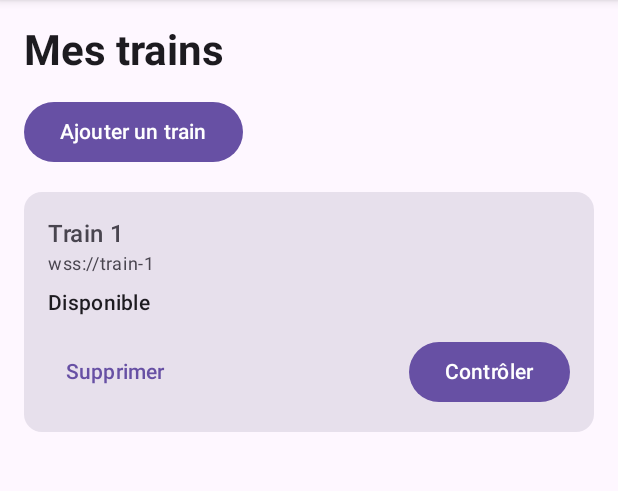
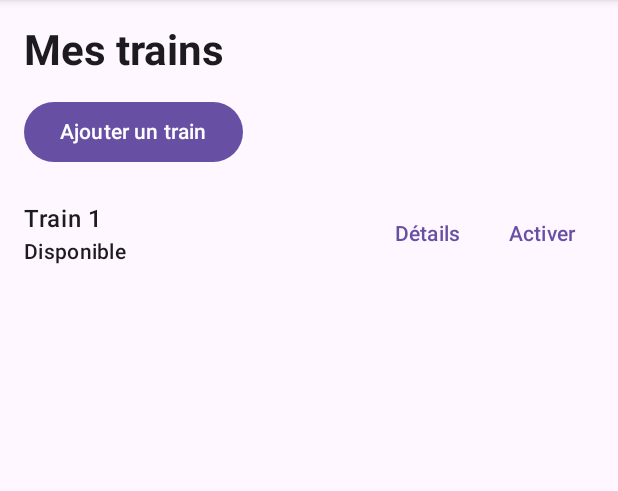
Before and after one commit to vincer88/minitrain, an Android app built with Jetpack Compose: the screen it shows after launch (MainActivity), after a tap on "Ajouter un train", on a phone screen of 412 x 824 dp, the part 84-575 px from its top. Run offline under Robolectric (Android 15) with nearby library versions, the phone set to English and light mode, and no system bars.

Commit message:
Refactor train selection list and add details action

```diff
--- a/android-app/app/src/main/kotlin/com/minitrain/app/ui/TrainSelectionScreen.kt
+++ b/android-app/app/src/main/kotlin/com/minitrain/app/ui/TrainSelectionScreen.kt
@@ -7,11 +7,10 @@ import androidx.compose.foundation.layout.Spacer
 import androidx.compose.foundation.layout.fillMaxWidth
 import androidx.compose.foundation.layout.height
 import androidx.compose.foundation.layout.padding
+import androidx.compose.foundation.layout.width
 import androidx.compose.foundation.lazy.LazyColumn
 import androidx.compose.foundation.lazy.items
 import androidx.compose.material3.Button
-import androidx.compose.material3.Card
-import androidx.compose.material3.CardDefaults
 import androidx.compose.material3.MaterialTheme
 import androidx.compose.material3.Text
 import androidx.compose.material3.TextButton
@@ -20,6 +19,7 @@ import androidx.compose.runtime.LaunchedEffect
 import androidx.compose.runtime.collectAsState
 import androidx.compose.runtime.getValue
 import androidx.compose.ui.Modifier
+import androidx.compose.ui.Alignment
 import androidx.compose.ui.platform.testTag
 import androidx.compose.ui.text.font.FontWeight
 import androidx.compose.ui.unit.dp
@@ -32,6 +32,7 @@ fun TrainSelectionRoute(
     onTrainSelected: (TrainEndpoint) -> Unit,
     onTrainUnavailable: (TrainEndpoint) -> Unit = {},
     onTrainAvailable: (TrainEndpoint) -> Unit = {},
+    onShowDetails: (TrainEndpoint) -> Unit = {},
     onDismissControl: (TrainEndpoint) -> Unit = {},
     controlOverlay: @Composable (TrainEndpoint, () -> Unit) -> Unit = { _, _ -> },
     modifier: Modifier = Modifier
@@ -45,6 +46,7 @@ fun TrainSelectionRoute(
                 is TrainSelectionEvent.ControlScreenRequested -> onTrainSelected(event.endpoint)
                 is TrainSelectionEvent.TrainLost -> onTrainUnavailable(event.endpoint)
                 is TrainSelectionEvent.TrainAvailable -> onTrainAvailable(event.endpoint)
+                is TrainSelectionEvent.DetailsRequested -> onShowDetails(event.endpoint)
             }
         }
     }
@@ -52,8 +54,8 @@ fun TrainSelectionRoute(
     TrainSelectionScreen(
         state = state,
         onAddTrain = viewModel::addTrain,
-        onRemoveTrain = viewModel::removeTrain,
         onSelectTrain = viewModel::selectTrain,
+        onShowDetails = viewModel::showDetails,
         modifier = modifier
     )
 
@@ -66,8 +68,8 @@ fun TrainSelectionRoute(
 fun TrainSelectionScreen(
     state: TrainSelectionUiState,
     onAddTrain: () -> Unit,
-    onRemoveTrain: (String) -> Unit,
     onSelectTrain: (String) -> Unit,
+    onShowDetails: (String) -> Unit,
     modifier: Modifier = Modifier
 ) {
     Column(modifier = modifier.padding(16.dp)) {
@@ -87,13 +89,12 @@ fun TrainSelectionScreen(
                 style = MaterialTheme.typography.bodyMedium
             )
         } else {
-            LazyColumn(verticalArrangement = Arrangement.spacedBy(12.dp)) {
+            LazyColumn(verticalArrangement = Arrangement.spacedBy(8.dp)) {
                 items(state.trains, key = { it.endpoint.id }) { train ->
-                    TrainCard(
+                    TrainRow(
                         item = train,
-                        isSelected = state.selectedTrainId == train.endpoint.id,
-                        onRemoveTrain = onRemoveTrain,
-                        onSelectTrain = onSelectTrain
+                        onSelectTrain = onSelectTrain,
+                        onShowDetails = onShowDetails
                     )
                 }
             }
@@ -102,30 +103,24 @@ fun TrainSelectionScreen(
 }
 
 @Composable
-private fun TrainCard(
+private fun TrainRow(
     item: TrainItemUiState,
-    isSelected: Boolean,
-    onRemoveTrain: (String) -> Unit,
-    onSelectTrain: (String) -> Unit
+    onSelectTrain: (String) -> Unit,
+    onShowDetails: (String) -> Unit
 ) {
-    Card(
+    Row(
         modifier = Modifier
             .fillMaxWidth()
-            .testTag("train-card"),
-        colors = CardDefaults.cardColors(containerColor = MaterialTheme.colorScheme.surfaceVariant)
+            .padding(vertical = 4.dp)
+            .testTag("train-row"),
+        verticalAlignment = Alignment.CenterVertically
     ) {
-        Column(modifier = Modifier.padding(16.dp)) {
+        Column(modifier = Modifier.weight(1f)) {
             Text(
                 text = item.endpoint.name,
-                style = MaterialTheme.typography.titleMedium,
+                style = MaterialTheme.typography.bodyLarge,
                 fontWeight = FontWeight.SemiBold
             )
-            Text(
-                text = item.endpoint.commandEndpoint,
-                style = MaterialTheme.typography.bodySmall
-            )
-            Spacer(modifier = Modifier.height(8.dp))
-            Row(modifier = Modifier.fillMaxWidth(), horizontalArrangement = Arrangement.SpaceBetween) {
             Text(
                 text = statusLabel(item.status.phase),
                 modifier = Modifier.testTag("status-${item.endpoint.id}"),
@@ -142,27 +137,19 @@ private fun TrainCard(
                 }
             )
         }
-            Spacer(modifier = Modifier.height(12.dp))
-            Row(horizontalArrangement = Arrangement.SpaceBetween, modifier = Modifier.fillMaxWidth()) {
         TextButton(
-                    onClick = { onRemoveTrain(item.endpoint.id) },
-                    modifier = Modifier.testTag("remove-${item.endpoint.id}")
+            onClick = { onShowDetails(item.endpoint.id) },
+            modifier = Modifier.testTag("details-${item.endpoint.id}")
         ) {
-                    Text("Supprimer")
+            Text("Détails")
         }
-                Button(
+        Spacer(modifier = Modifier.width(8.dp))
+        TextButton(
             onClick = { onSelectTrain(item.endpoint.id) },
             enabled = item.status.isAvailable,
-                    modifier = Modifier.testTag("select-${item.endpoint.id}")
+            modifier = Modifier.testTag("activate-${item.endpoint.id}")
         ) {
-                    Text(
-                        when (item.status.phase) {
-                            TrainConnectionPhase.IN_PROGRESS -> "En cours"
-                            else -> "Contrôler"
-                        }
-                    )
-                }
-            }
+            Text("Activer")
         }
     }
 }
```
Also changed, not shown: android-app/app/src/main/java/com/minitrain/app/MainActivity.kt (+7 -0 lines), android-app/app/src/main/kotlin/com/minitrain/app/ui/TrainSelectionViewModel.kt (+9 -0 lines), 2 other files. Lines whose indentation alone changed are shown as unchanged.
